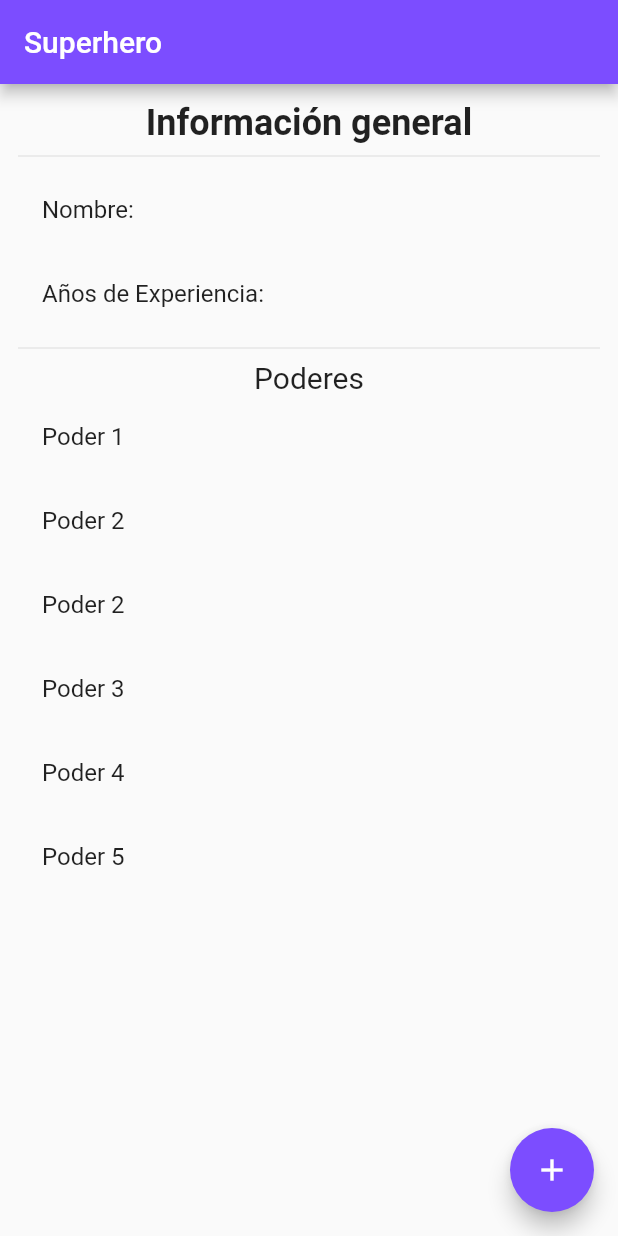
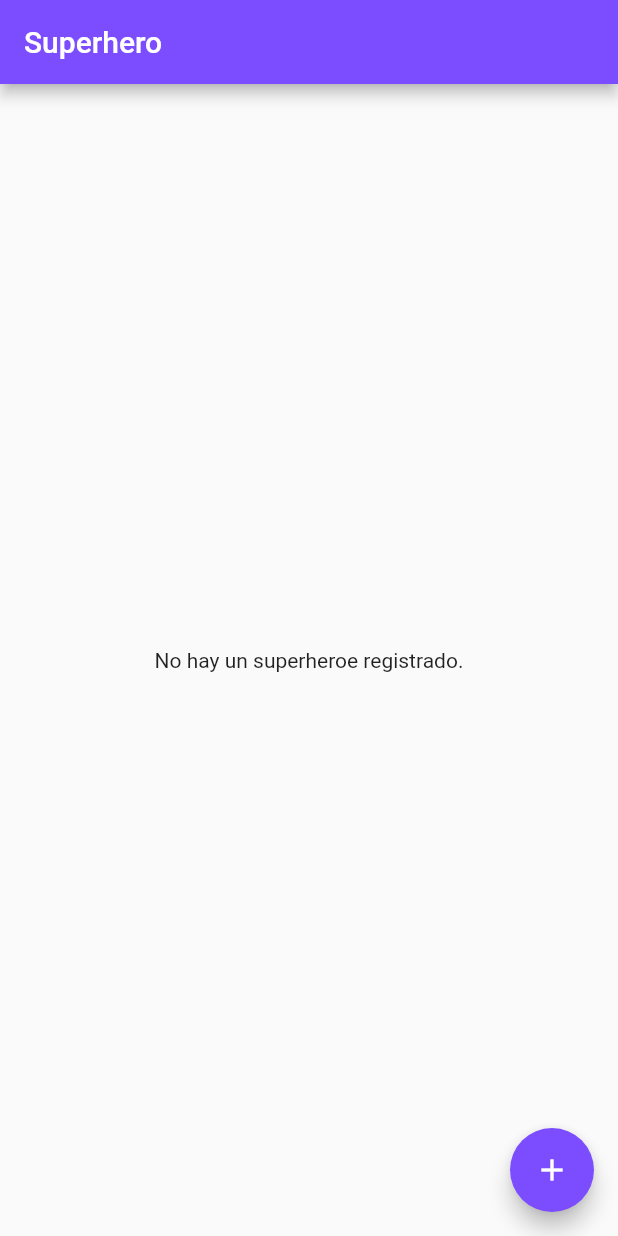
Before and after one commit to FranciscoCFubenow/flutter_codigo4_state, a Flutter app: the screen it shows after launch, on a phone screen of 412 x 824 dp. Run offline on Flutter 3.47's test engine with Material 2 defaults, Android fonts, the light colour scheme and no system bars.

Commit message:
avance provider rama provider

```diff
--- a/lib/main.dart
+++ b/lib/main.dart
@@ -1,5 +1,4 @@
 import 'package:flutter/material.dart';
-import 'package:flutter_codigo4_state/pages/counter_page.dart';
 import 'package:flutter_codigo4_state/pages/home_page.dart';
 import 'package:flutter_codigo4_state/providers/superheroe_provider.dart';
 import 'package:provider/provider.dart';
--- a/lib/pages/home_page.dart
+++ b/lib/pages/home_page.dart
@@ -1,11 +1,17 @@
 import 'package:flutter/material.dart';
+import 'package:flutter_codigo4_state/models/superheroe_model.dart';
 import 'package:flutter_codigo4_state/pages/register_page.dart';
+import 'package:flutter_codigo4_state/providers/superheroe_provider.dart';
+import 'package:provider/provider.dart';
 
 class HomePage extends StatelessWidget {
   const HomePage({Key? key}) : super(key: key);
 
   @override
   Widget build(BuildContext context) {
+    final SuperheroProvider superheroProvider =
+        Provider.of<SuperheroProvider>(context);
+
     return Scaffold(
       appBar: AppBar(
         backgroundColor: Colors.deepPurpleAccent,
@@ -19,7 +25,24 @@ class HomePage extends StatelessWidget {
         backgroundColor: Colors.deepPurpleAccent,
         child: Icon(Icons.add),
       ),
-      body: SingleChildScrollView(
+      body: superheroProvider.checkSuperhero
+          ? InfoSuperheroWidget(
+              superheroe: superheroProvider.superheroe,
+            )
+          : Center(
+              child: Text("No hay un superheroe registrado."),
+            ),
+    );
+  }
+}
+
+class InfoSuperheroWidget extends StatelessWidget {
+  Superheroe superheroe;
+  InfoSuperheroWidget({required this.superheroe});
+
+  @override
+  Widget build(BuildContext context) {
+    return SingleChildScrollView(
       child: Padding(
         padding: const EdgeInsets.all(12.0),
         child: Column(
@@ -33,36 +56,24 @@ class HomePage extends StatelessWidget {
             ),
             Divider(),
             ListTile(
-                title: Text("Nombre: "),
+              title: Text("Nombre: ${superheroe.name}"),
             ),
             ListTile(
-                title: Text("Años de Experiencia: "),
+              title: Text("Años de Experiencia: ${superheroe.experiencia}"),
             ),
             Divider(),
             Text(
               "Poderes",
               style: TextStyle(fontSize: 20),
             ),
-              ListTile(
-                title: Text("Poder 1"),
+            ...superheroe.powers
+                .map(
+                  (e) => ListTile(
+                    title: Text(e),
                   ),
-              ListTile(
-                title: Text("Poder 2"),
-              ),
-              ListTile(
-                title: Text("Poder 2"),
-              ),
-              ListTile(
-                title: Text("Poder 3"),
-              ),
-              ListTile(
-                title: Text("Poder 4"),
-              ),
-              ListTile(
-                title: Text("Poder 5"),
-              ),
+                )
+                .toList(),
           ],
-          ),
         ),
       ),
     );
--- a/lib/providers/superheroe_provider.dart
+++ b/lib/providers/superheroe_provider.dart
@@ -10,4 +10,6 @@ class SuperheroProvider with ChangeNotifier {
     _superheroe = superheroe;
     notifyListeners();
   }
+
+  bool get checkSuperhero => _superheroe != null;
 }
```
Also changed, not shown: lib/pages/counter_page.dart (deleted, +0 -55 lines), lib/services/counter_service.dart (deleted, +0 -23 lines). Lines whose indentation alone changed are shown as unchanged.
